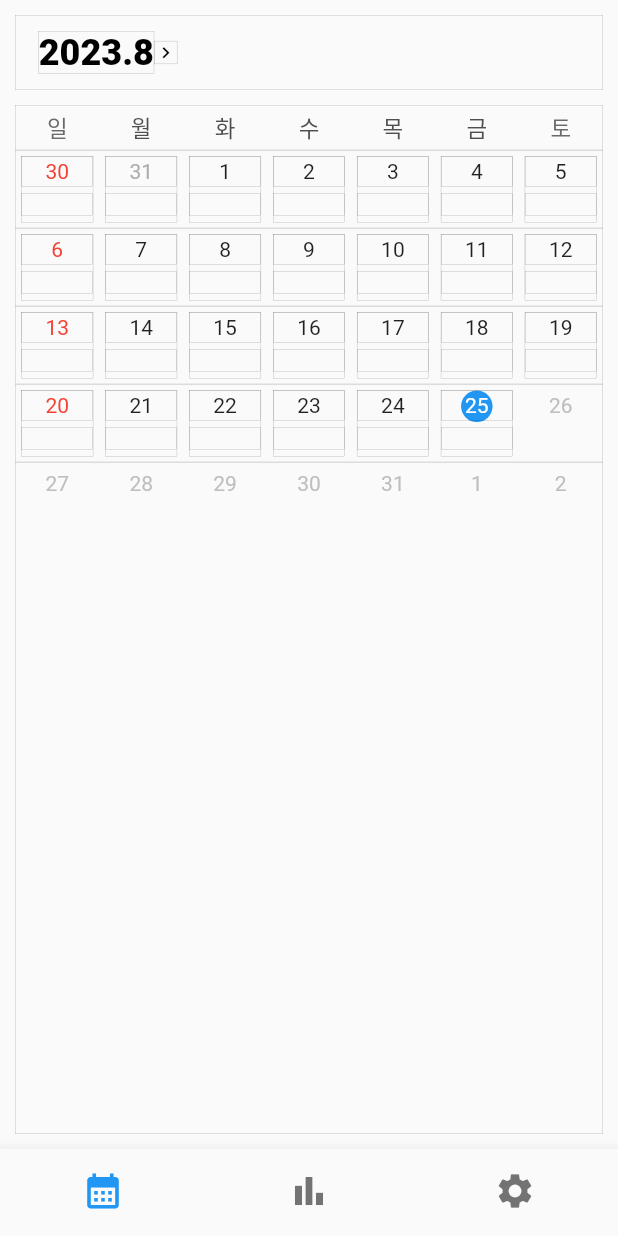
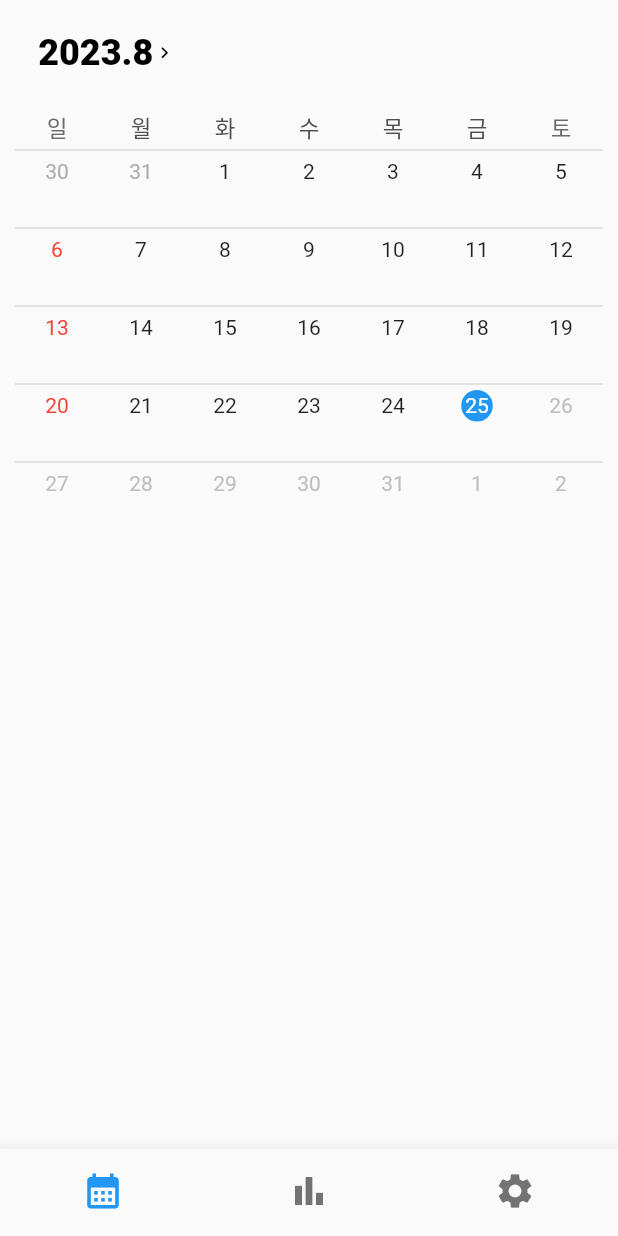
Before and after one commit to Hyeongbok-Jeon/day_condition, a Flutter app: the screen it shows after launch, on a phone screen of 412 x 824 dp. Run offline on Flutter 3.47's test engine with Material 2 defaults, Android fonts, the phone set to English and light mode, and no system bars; drawn by our look-alikes of table_calendar; our stand-ins replace firebase_auth, firebase_core, firebase_database, fl_chart, flutter_colorpicker, flutter_rating_bar and 1 more; accounts and stored records are empty; network calls fail.

Commit message:
- bug fix

```diff
--- a/lib/globalVariables.dart
+++ b/lib/globalVariables.dart
@@ -1,7 +1,7 @@
 import 'package:flutter/material.dart';
 
-bool G_isDebug = true;
-// bool G_isDebug = false;
+// bool G_isDebug = true;
+bool G_isDebug = false;
 
 var borderForDebug = G_isDebug
     ? BoxDecoration(
--- a/lib/pages/canlendar.dart
+++ b/lib/pages/canlendar.dart
@@ -300,9 +300,9 @@ class _CanlendarState extends State<Canlendar> {
                               children: [
                                 Container(
                                   decoration: borderForDebug,
-                                  child: Icon(
+                                  child: const Icon(
                                     Icons.nightlight_round_rounded,
-                                    color: Colors.indigo.shade400,
+                                    color: Color(0xFF28A0FF),
                                     size: 30,
                                   ),
                                 ),
@@ -334,9 +334,9 @@ class _CanlendarState extends State<Canlendar> {
                               children: [
                                 Container(
                                   decoration: borderForDebug,
-                                  child: Icon(
+                                  child: const Icon(
                                     Icons.sunny,
-                                    color: Colors.yellow.shade400,
+                                    color: Color(0xFFFFF064),
                                     size: 30,
                                   ),
                                 ),
@@ -456,7 +456,7 @@ class _CanlendarState extends State<Canlendar> {
   }
 
   bool holidayPredicate(DateTime day, asyncSnapshot) {
-    if (day.weekday == 7) {
+    if (day.weekday == 7 && day.month == _focusedDay.month) {
       return true;
     } else if (asyncSnapshot.hasData) {
       return asyncSnapshot.data[DateFormat('yyyyMMdd').format(day)] != null;
@@ -487,11 +487,13 @@ class _CanlendarState extends State<Canlendar> {
               /// 왼쪽 상단 모서리에서 dialog가 나타나게 셋팅
               insetPadding: const EdgeInsets.symmetric(horizontal: 0, vertical: 0),
               alignment: Alignment.topLeft,
+
               /// dialog의 크기를 제한
               /// width는 일정 크기 이상 작아지면 SfDateRangePicker의 min width의 영향으로
               /// 최소 크기에서 작아지지 않음
               child: SizedBox(
                 height: 180,
+
                 /// 최소 크기로 설정
                 width: 0,
                 child: SfDateRangePicker(
@@ -509,6 +511,7 @@ class _CanlendarState extends State<Canlendar> {
                         })
                       }
                   },
+
                   /// pick 가능한 최소, 최대 날짜 설정
                   minDate: kFirstDay,
                   maxDate: kLastDay,
@@ -754,8 +757,10 @@ class _CanlendarState extends State<Canlendar> {
                                                                     })
                                                                   }
                                                               },
+
                                                               /// 오른쪽 상단 좌우 화살표
                                                               showNavigationArrow: true,
+
                                                               /// pick 가능한 최소, 최대 날짜 설정
                                                               minDate: kFirstDay,
                                                               maxDate: kLastDay,
@@ -806,7 +811,8 @@ class _CanlendarState extends State<Canlendar> {
                                           decoration: borderForDebug,
                                           child: Stack(
                                             children: [
-                                              day.day == getKoreanTime().day
+                                              DateFormat('yyyyMMdd').format(day) ==
+                                                      DateFormat('yyyyMMdd').format(getKoreanTime())
                                                   ? Container(
                                                       height: 21,
                                                       decoration: const BoxDecoration(
@@ -820,7 +826,8 @@ class _CanlendarState extends State<Canlendar> {
                                                   Container(
                                                       decoration: borderForDebug,
                                                       height: 20,
-                                                      child: day.day == getKoreanTime().day
+                                                      child: DateFormat('yyyyMMdd').format(day) ==
+                                                              DateFormat('yyyyMMdd').format(getKoreanTime())
                                                           ? Center(
                                                               child: Text(
                                                               '${getKoreanTime().day}',
@@ -832,7 +839,7 @@ class _CanlendarState extends State<Canlendar> {
                                                       mainAxisAlignment: MainAxisAlignment.spaceEvenly,
                                                       children: [
                                                         if (bedTime != null)
-                                                          Container(
+                                                          SizedBox(
                                                             height: 15,
                                                             // padding: const EdgeInsets.fromLTRB(3, 0, 3, 0),
                                                             child: Stack(alignment: Alignment.center, children: [
@@ -840,7 +847,7 @@ class _CanlendarState extends State<Canlendar> {
                                                                 // color: Colors.indigo.shade400,
                                                                 decoration: const BoxDecoration(
                                                                   shape: BoxShape.rectangle,
-                                                                  color: Colors.cyan,
+                                                                  color: Color(0xFF28A0FF),
                                                                   borderRadius: BorderRadius.all(Radius.circular(2.0)),
                                                                 ),
                                                               ),
@@ -855,16 +862,15 @@ class _CanlendarState extends State<Canlendar> {
                                                             ]),
                                                           ),
                                                         if (wakeupTime != null)
-                                                          Container(
+                                                          SizedBox(
                                                             height: 15,
                                                             // padding: const EdgeInsets.fromLTRB(3, 0, 3, 0),
                                                             child: Stack(alignment: Alignment.center, children: [
                                                               Container(
-                                                                // color: Colors.yellow.shade400,
-                                                                decoration: BoxDecoration(
+                                                                decoration: const BoxDecoration(
                                                                   shape: BoxShape.rectangle,
-                                                                  color: Colors.yellow.shade300,
-                                                                  borderRadius: const BorderRadius.all(Radius.circular(2.0)),
+                                                                  color: Color(0xFFFFF064),
+                                                                  borderRadius: BorderRadius.all(Radius.circular(2.0)),
                                                                 ),
                                                               ),
                                                               Text(
@@ -887,16 +893,8 @@ class _CanlendarState extends State<Canlendar> {
                                                                 child: energy != null
                                                                     ? Container(
                                                                         decoration: borderForDebug,
-                                                                        child: const Icon(
-                                                                          // CupertinoIcons.circle,
-                                                                          // color: energyToColor(energy),
-                                                                          // size: 10
-                                                                          IconData(
-                                                                            0xe911,
-                                                                            fontFamily: 'icomoon',
-                                                                          ),
-
-                                                                        ),
+                                                                        child: Icon(Icons.circle,
+                                                                            color: energyToColor(energy), size: 10),
                                                                       )
                                                                     : Container(),
                                                               ),
@@ -905,6 +903,7 @@ class _CanlendarState extends State<Canlendar> {
                                                                     ? Container(
                                                                         decoration: borderForDebug,
                                                                         child:
+
                                                                             /// 공백만으로 이루어진 문자는 메모가 없는 것으로 간주
                                                                             memo.replaceAll(' ', '') != ''
                                                                                 ? Container(
```
Also changed, not shown: pubspec.lock, 1 other file.
